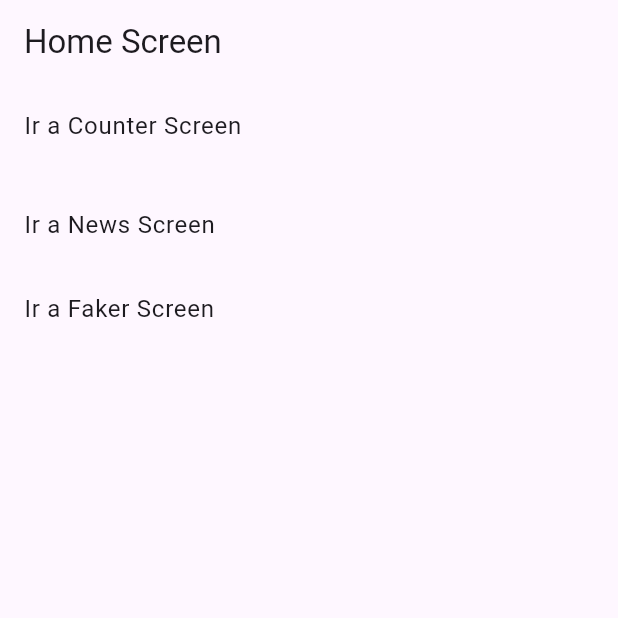
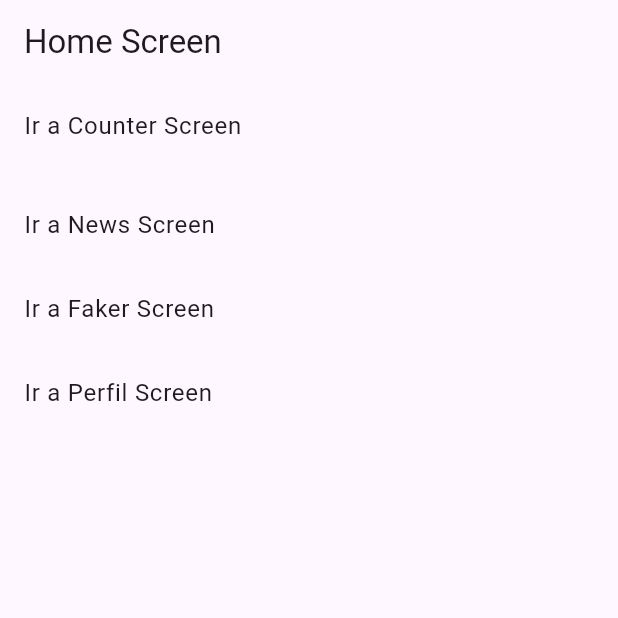
Before and after one commit to HazielCC/flutter_curso_bases, a Flutter app: the screen it shows after launch, on a phone screen of 412 x 824 dp, the top half of it. Run offline on Flutter 3.47's test engine with Material 3 defaults, Android fonts, the phone set to English and light mode, and no system bars; our stand-ins replace faker, logger.

Commit message:
feat: Añadir pantalla de perfil y actualizar navegación en la pantalla de inicio

```diff
--- a/lib/main.dart
+++ b/lib/main.dart
@@ -2,6 +2,7 @@ import 'package:flutter/material.dart';
 import 'package:flutter_curso_bases/screens/counter/counter_screen.dart';
 import 'package:flutter_curso_bases/screens/faker/faker_screen.dart';
 import 'package:flutter_curso_bases/screens/home_screen.dart';
+import 'package:flutter_curso_bases/screens/perfil/perfil.dart';
 
 void main() {
   runApp(const MyApp());
@@ -27,6 +28,7 @@ class MyApp extends StatelessWidget {
         '/counter': (context) => const CounterScreen(counter: 0),
         // '/news': (context) => const NewsScreen(),
         '/faker': (context) => const FakerScreen(),
+        '/perfil': (context) => const PerfilScreen(),
       },
       debugShowCheckedModeBanner: false,
     );
--- a/lib/screens/home_screen.dart
+++ b/lib/screens/home_screen.dart
@@ -37,6 +37,14 @@ class Home extends StatelessWidget {
               Navigator.pushNamed(context, '/faker');
             },
           ),
+
+          ListTile(
+            title: const Text('Ir a Perfil Screen'),
+            onTap: () {
+              logger.d('Navegando a Perfil Screen');
+              Navigator.pushNamed(context, '/perfil');
+            },
+          ),
         ],
       ),
     );
```
Also changed, not shown: lib/screens/perfil/perfil.dart (added, +53 -0 lines).
